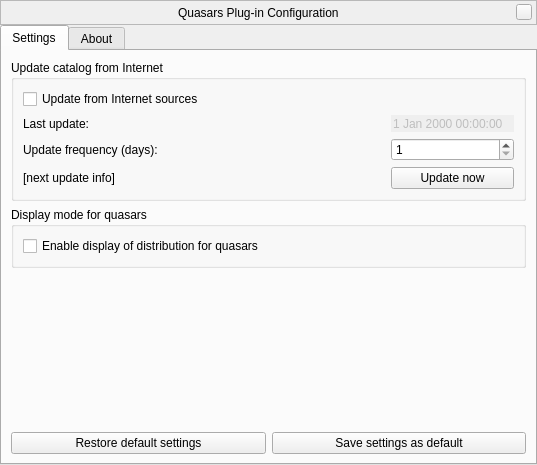
The window that plugins/Quasars/src/gui/quasarsDialog.ui (519984307/stellarium_src) describes before a commit, drawn with Qt 5.
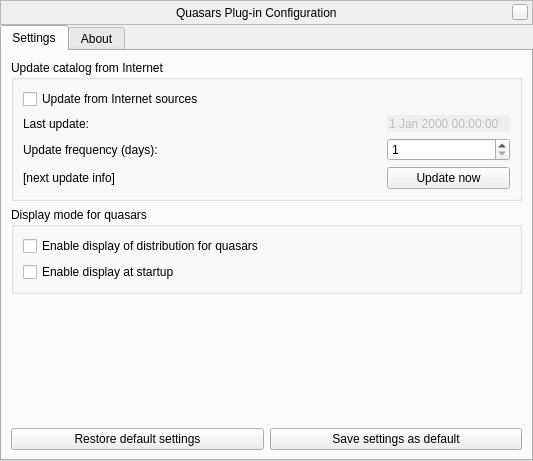
The same window after the commit. Custom widgets are drawn as their Qt base class.

Commit message: added 'Enable display at startup' feature for Exoplanets, Pulsars and Quasars plugins; added automatic upgrade for obsolete keys from config.ini

What changed in the file:
```diff
--- a/plugins/Quasars/src/gui/quasarsDialog.ui
+++ b/plugins/Quasars/src/gui/quasarsDialog.ui
@@ -6,8 +6,8 @@
    <rect>
     <x>0</x>
     <y>0</y>
-    <width>537</width>
-    <height>465</height>
+    <width>533</width>
+    <height>461</height>
    </rect>
   </property>
   <property name="windowTitle">
@@ -245,6 +245,13 @@
             </property>
            </widget>
           </item>
+          <item>
+           <widget class="QCheckBox" name="displayAtStartupCheckBox">
+            <property name="text">
+             <string>Enable display at startup</string>
+            </property>
+           </widget>
+          </item>
          </layout>
         </widget>
        </item>
```
The commit also changes 19 other files.
